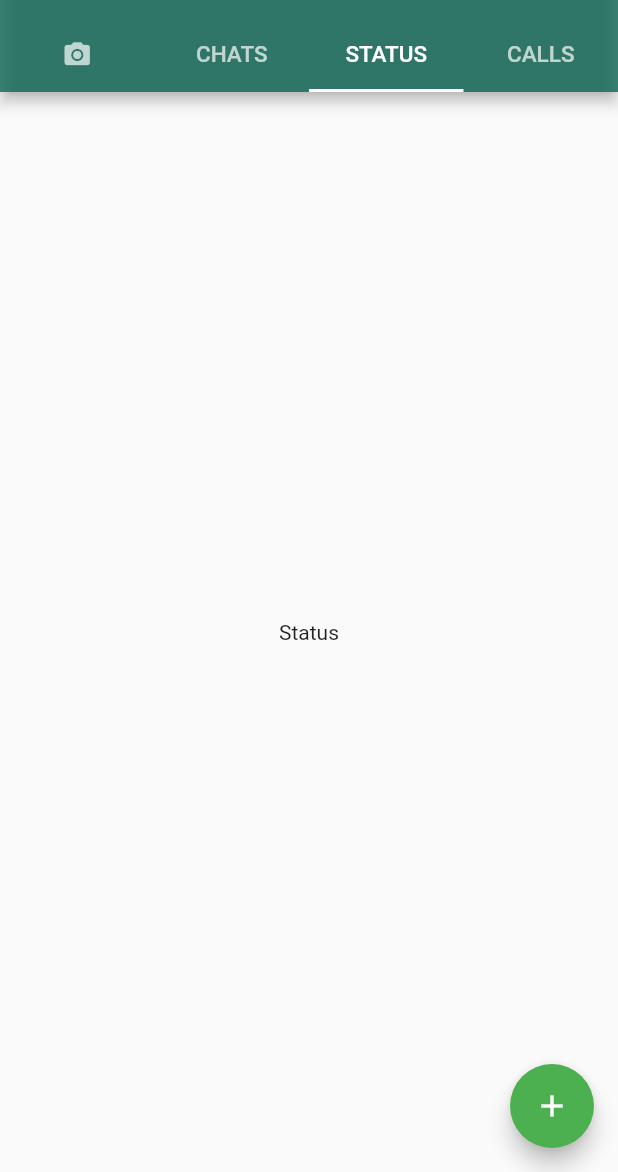
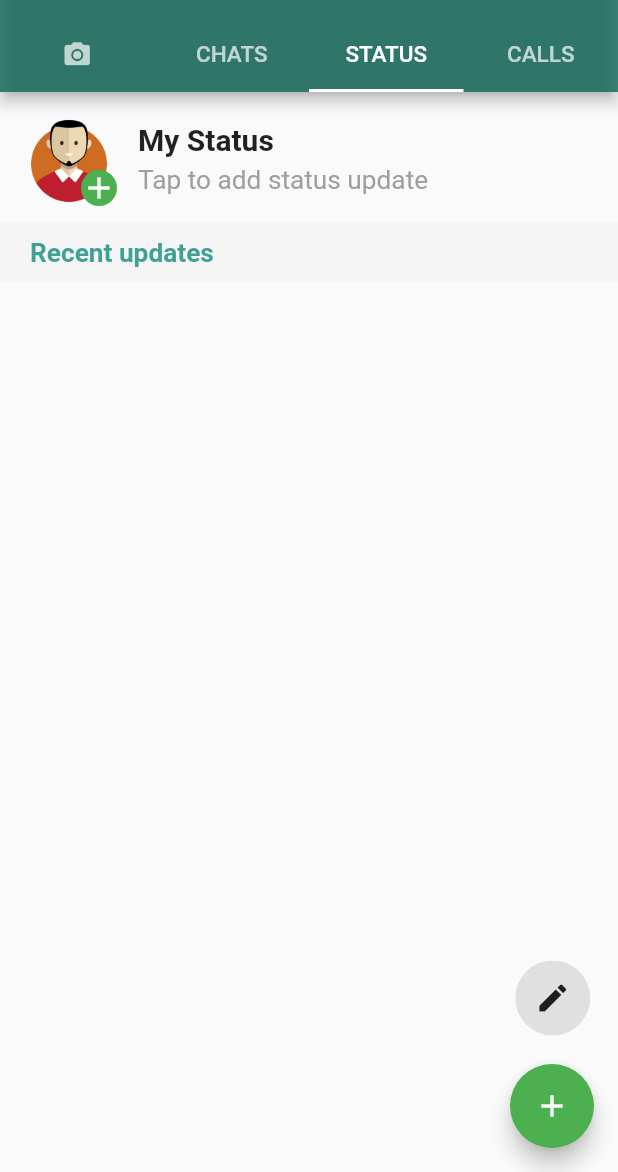
Before and after one commit to vijayinyoutube/whatsappUI, a Flutter app: the screen it shows after launch, tab 3 chosen, on a phone screen of 412 x 824 dp, the part 64-1236 px from its top. Run offline on Flutter 3.47's test engine with Material 2 defaults, Android fonts, the phone set to English and light mode, and no system bars; our stand-ins replace camera, image_picker.

Commit message:
added status option | UI done ✅

```diff
--- a/lib/HomePage.dart
+++ b/lib/HomePage.dart
@@ -7,11 +7,12 @@
 import 'package:path_provider/path_provider.dart';
 import 'package:whatsapp/screen/CameraPage.dart';
 import 'package:whatsapp/screen/ChatPage.dart';
+import 'package:whatsapp/screen/StatusPage.dart';
 
 class MyHomePage extends StatefulWidget {
-  final CameraDescription camera;
+  // final CameraDescription camera;
 
-  MyHomePage({@required this.camera});
+  // MyHomePage({@required this.camera});
 
   @override
   _MyHomePageState createState() => _MyHomePageState();
@@ -35,11 +36,11 @@
     super.initState();
     _tabController =
         new TabController(length: icons.length, vsync: this, initialIndex: 1);
-    _controller = CameraController(
-      widget.camera,
-      ResolutionPreset.medium,
-    );
-    _initializeControllerFuture = _controller.initialize();
+    // _controller = CameraController(
+    //   widget.camera,
+    //   ResolutionPreset.medium,
+    // );
+    // _initializeControllerFuture = _controller.initialize();
   }
 
   @override
@@ -118,13 +119,14 @@
         body: TabBarView(
           controller: _tabController,
           children: [
-            Camerapage(
-              camera: widget.camera,
+            Center(
+              child: Text("Camera"),
             ),
+            // Camerapage(
+            //   camera: widget.camera,
+            // ),
             Chatpage(),
-            Center(
-              child: Text("Status"),
-            ),
+            StatusPage(),
             Center(
               child: Text("Calls"),
             ),
--- a/lib/main.dart
+++ b/lib/main.dart
@@ -4,11 +4,11 @@
 
 var firstCamera;
 void main() async {
-  WidgetsFlutterBinding.ensureInitialized();
-  final cameras = await availableCameras();
+  // WidgetsFlutterBinding.ensureInitialized();
+  // final cameras = await availableCameras();
 
 
-  firstCamera = cameras.first;
+  // firstCamera = cameras.first;
 
   runApp(MyApp());
 }
@@ -22,9 +22,12 @@
         splashColor: Colors.transparent,
       ),
       debugShowCheckedModeBanner: false,
-      home: MyHomePage(
-        camera: firstCamera,
-      ),
+      home:MyHomePage(),
+
+
+      // MyHomePage(
+      //   camera: firstCamera,
+      // ),
     );
   }
 }
--- /dev/null
+++ b/lib/screen/StatusPage.dart
@@ -0,0 +1,91 @@
+import 'package:flutter/material.dart';
+
+class StatusPage extends StatefulWidget {
+  StatusPage({Key key}) : super(key: key);
+
+  @override
+  _StatusPageState createState() => _StatusPageState();
+}
+
+class _StatusPageState extends State<StatusPage> {
+  @override
+  Widget build(BuildContext context) {
+    return Scaffold(
+      body: Container(
+        child: Column(
+          children: [
+            SizedBox(height: 10),
+            ListTile(
+              leading: Stack(
+                overflow: Overflow.visible,
+                children: [
+                  CircleAvatar(
+                    backgroundImage: AssetImage("assets/images/Alice.webp"),
+                    foregroundColor: Colors.transparent,
+                    backgroundColor: Colors.transparent,
+                    radius: 30,
+                  ),
+                  Positioned(
+                    bottom: -2,
+                    right: -2,
+                    child: ClipOval(
+                      child: Container(
+                        color: Colors.green,
+                        child: Icon(
+                          Icons.add,
+                          color: Colors.white,
+                        ),
+                      ),
+                    ),
+                  ),
+                ],
+              ),
+              title: Text(
+                "My Status",
+                style: TextStyle(fontWeight: FontWeight.bold, fontSize: 20),
+              ),
+              subtitle: Padding(
+                padding: EdgeInsets.only(top: 5),
+                child: Text(
+                  "Tap to add status update",
+                  style: TextStyle(fontSize: 17.5, color: Colors.grey),
+                ),
+              ),
+            ),
+            SizedBox(height: 5),
+            Container(
+              height: 40,
+              width: double.infinity,
+              color: Colors.grey[100],
+              child: Padding(
+                padding: const EdgeInsets.only(
+                  left: 20.0,
+                  top: 10,
+                ),
+                child: Text(
+                  "Recent updates",
+                  style: TextStyle(
+                      fontSize: 17.5,
+                      color: (Color.fromRGBO(18, 140, 126, 0.8)),
+                      fontWeight: FontWeight.bold),
+                ),
+              ),
+            ),
+          ],
+        ),
+      ),
+      floatingActionButtonLocation: FloatingActionButtonLocation.endFloat,
+      floatingActionButton: Padding(
+        padding: const EdgeInsets.only(bottom: 75, right: 2.5),
+        child: ClipOval(
+          child: Container(
+            width: 50,
+            height: 50,
+            color: Colors.grey[300],
+            child: Icon(Icons.edit),
+          ),
+        ),
+      ),
+    );
+  }
+}
```
